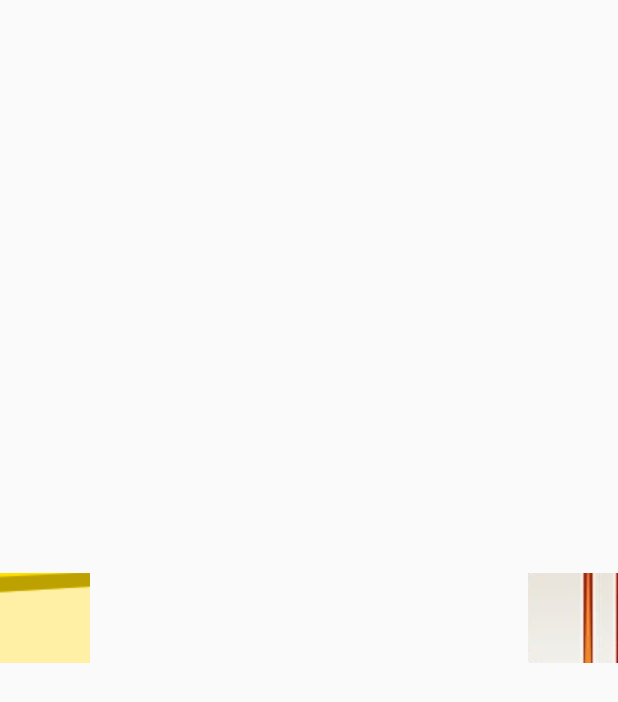
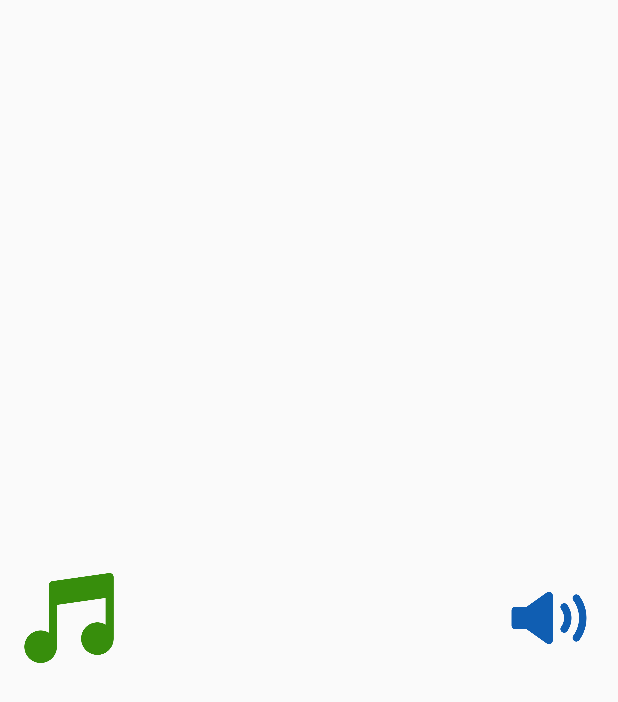
Before and after one commit to Lamhochoi/Gam2D, an Android app built with Jetpack Compose: the layout activity_game.xml on its own in the app's theme, with its tools: preview values and no code run, on a phone screen of 412 x 824 dp. Shown: the top 702 px of the screen. Run offline under Robolectric (Android 15) with nearby library versions, the phone set to English and light mode, and no system bars.

Commit message:
First commit

```diff
--- a/app/src/main/java/com/example/game2d/GameActivity.kt
+++ b/app/src/main/java/com/example/game2d/GameActivity.kt
@@ -38,8 +38,8 @@ class GameActivity : AppCompatActivity() {
             finish()
             return
         }
-        root.removeAllViews()
-        root.addView(gameView)
+        // Không xóa hết view gốc nữa, chỉ add gameView vào dưới cùng
+        root.addView(gameView, 0)
 
         gameView.onRestart = { runOnUiThread { recreate() } }
         gameView.onBackToMenu = {
--- a/app/src/main/res/layout/activity_game.xml
+++ b/app/src/main/res/layout/activity_game.xml
@@ -3,19 +3,32 @@
     android:layout_width="match_parent"
     android:layout_height="match_parent">
 
+    <!-- GameView sẽ được add động trong GameActivity -->
+
+    <!-- Nút nhạc nền (trái, giữa màn hình) -->
     <ImageButton
         android:id="@+id/btnMusic"
         android:layout_width="60dp"
         android:layout_height="60dp"
         android:layout_gravity="center_vertical|start"
+        android:layout_marginStart="16dp"
         android:background="@android:color/transparent"
-        android:src="@drawable/ic_music_on" />
+        android:src="@drawable/ic_music_on"
+        android:scaleType="fitCenter"
+        android:adjustViewBounds="true"
+        android:contentDescription="@string/btn_music_desc"/>
 
+    <!-- Nút hiệu ứng âm thanh (phải, giữa màn hình) -->
     <ImageButton
         android:id="@+id/btnSound"
         android:layout_width="60dp"
         android:layout_height="60dp"
         android:layout_gravity="center_vertical|end"
+        android:layout_marginEnd="16dp"
         android:background="@android:color/transparent"
-        android:src="@drawable/ic_sound_on" />
+        android:src="@drawable/ic_sound_on"
+        android:scaleType="fitCenter"
+        android:adjustViewBounds="true"
+        android:contentDescription="@string/btn_sound_desc"/>
+
 </FrameLayout>
--- a/app/src/main/res/values/strings.xml
+++ b/app/src/main/res/values/strings.xml
@@ -1,6 +1,7 @@
 <resources>
     <string name="app_name">Game2D</string>
     <!-- Thêm 2 cái này -->
-    <string name="music">Music</string>
-    <string name="sound">Sound</string>
+    <string name="btn_music_desc">Music button</string>
+    <string name="btn_sound_desc">Sound button</string>
+
 </resources>
```
Also changed, not shown: app/src/main/res/drawable/ic_music_off.png, app/src/main/res/drawable/ic_music_on.png, app/src/main/res/drawable/ic_sound_off.png, app/src/main/res/drawable/ic_sound_on.jpg (deleted), app/src/main/res/drawable/ic_sound_on.png (added).
